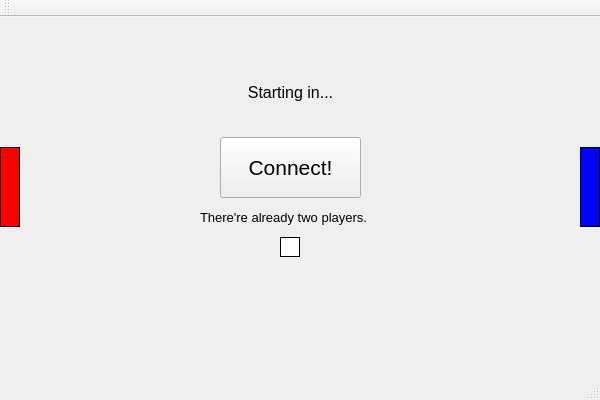
Old version of the form PongClient/mainwindow.ui in the repository luisaras/LAN-Pong.
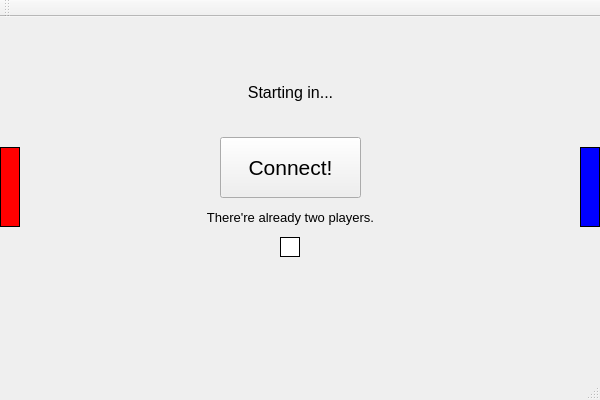
New version of the form.

Patch:
```diff
--- a/PongClient/mainwindow.ui
+++ b/PongClient/mainwindow.ui
@@ -61,6 +61,9 @@
     <property name="text">
      <string>There're already two players.</string>
     </property>
+    <property name="alignment">
+     <set>Qt::AlignCenter</set>
+    </property>
    </widget>
    <widget class="QLabel" name="player1">
     <property name="geometry">
```
Left out of the diff: 2 changed lines with no effect on the pictures.
